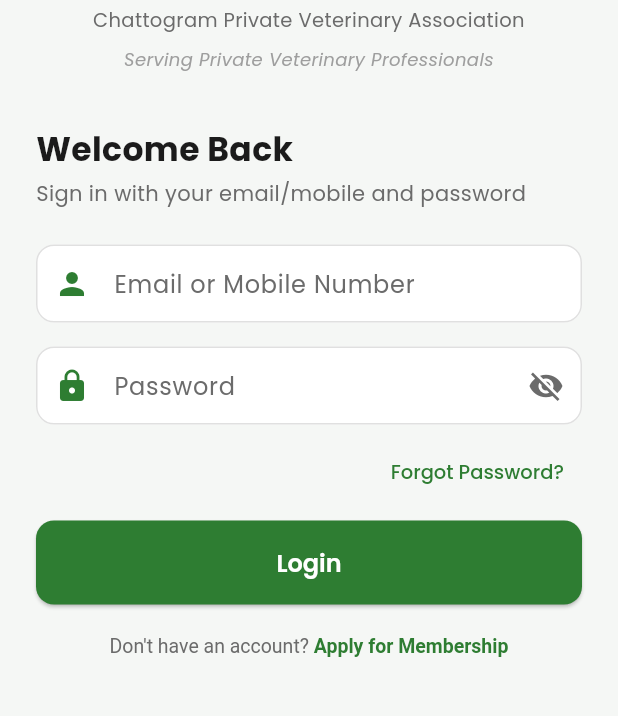
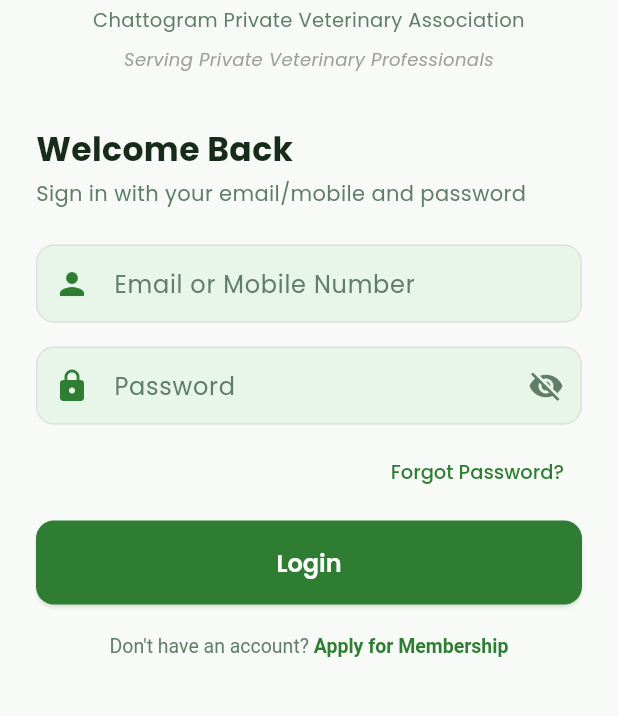
Before and after one commit to wasikhasan123-ui/CPVA-Web-app, a Flutter app: the screen it shows after launch, on a phone screen of 412 x 824 dp, the part 327-1043 px from its top. Run offline on Flutter 3.47's test engine with Material 3 defaults, Android fonts, the phone set to English and light mode, and no system bars; our stand-ins replace cloud_firestore, dartz, equatable, file_picker, firebase_auth, firebase_core and 9 more; accounts and stored records are empty.

Commit message:
ui: global color grading and theme polish

```diff
--- a/lib/core/theme/app_colors.dart
+++ b/lib/core/theme/app_colors.dart
@@ -3,17 +3,17 @@ import 'package:flutter/material.dart';
 class AppColors {
   static const Color primary = Color(0xFF2E7D32);
   static const Color primaryDark = Color(0xFF1B5E20);
-  static const Color primaryLight = Color(0xFF4CAF50);
+  static const Color primaryLight = Color(0xFF43A047);
   static const Color secondary = Color(0xFF66BB6A);
-  static const Color accent = Color(0xFF81C784);
+  static const Color accent = Color(0xFFF9A825);
 
   static const Color white = Color(0xFFFFFFFF);
-  static const Color background = Color(0xFFF5F7F5);
+  static const Color background = Color(0xFFF7FAF7);
   static const Color surface = Color(0xFFFFFFFF);
   static const Color card = Color(0xFFFFFFFF);
 
-  static const Color textPrimary = Color(0xFF1B1B1B);
-  static const Color textSecondary = Color(0xFF6B6B6B);
+  static const Color textPrimary = Color(0xFF172B1A);
+  static const Color textSecondary = Color(0xFF607D68);
   static const Color textHint = Color(0xFF9E9E9E);
 
   static const Color success = Color(0xFF2E7D32);
@@ -24,15 +24,26 @@ class AppColors {
   static const Color border = Color(0xFFE0E0E0);
   static const Color divider = Color(0xFFEEEEEE);
 
+  static const Color goldAccent = Color(0xFFF9A825);
+  static const Color deepNavy = Color(0xFF102A43);
+  static const Color softGreen = Color(0xFFE8F5E9);
+  static const Color freshGreen = Color(0xFF43A047);
+
   static const LinearGradient primaryGradient = LinearGradient(
     begin: Alignment.topLeft,
     end: Alignment.bottomRight,
-    colors: [primary, primaryLight],
+    colors: [primaryDark, primary],
   );
 
   static const LinearGradient cardGradient = LinearGradient(
     begin: Alignment.topLeft,
     end: Alignment.bottomRight,
-    colors: [Color(0xFF2E7D32), Color(0xFF4CAF50)],
+    colors: [primaryDark, primary],
+  );
+
+  static const LinearGradient greenSoftGradient = LinearGradient(
+    begin: Alignment.topLeft,
+    end: Alignment.bottomRight,
+    colors: [softGreen, Color(0xFFF1F8E9)],
   );
 }
--- a/lib/core/theme/app_theme.dart
+++ b/lib/core/theme/app_theme.dart
@@ -67,6 +67,7 @@ class AppTheme {
         backgroundColor: AppColors.primary,
         foregroundColor: AppColors.white,
         elevation: 0,
+        scrolledUnderElevation: 1,
         centerTitle: true,
         titleTextStyle: GoogleFonts.poppins(
           fontSize: 18,
@@ -76,6 +77,22 @@ class AppTheme {
       ),
       elevatedButtonTheme: ElevatedButtonThemeData(
         style: ElevatedButton.styleFrom(
+          backgroundColor: AppColors.primary,
+          foregroundColor: AppColors.white,
+          padding: const EdgeInsets.symmetric(horizontal: 24, vertical: 14),
+          elevation: 1,
+          shadowColor: AppColors.primary.withValues(alpha: 0.3),
+          shape: RoundedRectangleBorder(
+            borderRadius: BorderRadius.circular(12),
+          ),
+          textStyle: GoogleFonts.poppins(
+            fontSize: 16,
+            fontWeight: FontWeight.w600,
+          ),
+        ),
+      ),
+      filledButtonTheme: FilledButtonThemeData(
+        style: FilledButton.styleFrom(
           backgroundColor: AppColors.primary,
           foregroundColor: AppColors.white,
           padding: const EdgeInsets.symmetric(horizontal: 24, vertical: 14),
@@ -96,6 +113,10 @@ class AppTheme {
           shape: RoundedRectangleBorder(
             borderRadius: BorderRadius.circular(12),
           ),
+          textStyle: GoogleFonts.poppins(
+            fontSize: 14,
+            fontWeight: FontWeight.w500,
+          ),
         ),
       ),
       textButtonTheme: TextButtonThemeData(
@@ -109,7 +130,7 @@ class AppTheme {
       ),
       inputDecorationTheme: InputDecorationTheme(
         filled: true,
-        fillColor: AppColors.white,
+        fillColor: AppColors.softGreen,
         contentPadding:
             const EdgeInsets.symmetric(horizontal: 16, vertical: 14),
         border: OutlineInputBorder(
@@ -128,16 +149,21 @@ class AppTheme {
           borderRadius: BorderRadius.circular(12),
           borderSide: const BorderSide(color: AppColors.error),
         ),
+        focusedErrorBorder: OutlineInputBorder(
+          borderRadius: BorderRadius.circular(12),
+          borderSide: const BorderSide(color: AppColors.error, width: 2),
+        ),
         labelStyle: GoogleFonts.poppins(color: AppColors.textSecondary),
         hintStyle: GoogleFonts.poppins(color: AppColors.textHint),
       ),
       cardTheme: CardThemeData(
         color: AppColors.card,
-        elevation: 2,
+        elevation: 1,
         shadowColor: Colors.black12,
         shape: RoundedRectangleBorder(
           borderRadius: BorderRadius.circular(16),
         ),
+        margin: const EdgeInsets.symmetric(horizontal: 16, vertical: 6),
       ),
       bottomNavigationBarTheme: const BottomNavigationBarThemeData(
         backgroundColor: AppColors.white,
@@ -145,6 +171,7 @@ class AppTheme {
         unselectedItemColor: AppColors.textHint,
         showUnselectedLabels: true,
         type: BottomNavigationBarType.fixed,
+        elevation: 8,
       ),
       dividerTheme: const DividerThemeData(
         color: AppColors.divider,
@@ -154,6 +181,47 @@ class AppTheme {
       floatingActionButtonTheme: const FloatingActionButtonThemeData(
         backgroundColor: AppColors.primary,
         foregroundColor: AppColors.white,
+        elevation: 4,
+        shape: CircleBorder(),
+      ),
+      snackBarTheme: SnackBarThemeData(
+        backgroundColor: AppColors.deepNavy,
+        contentTextStyle: GoogleFonts.poppins(
+          fontSize: 14,
+          color: AppColors.white,
+        ),
+        behavior: SnackBarBehavior.floating,
+        shape: RoundedRectangleBorder(
+          borderRadius: BorderRadius.circular(12),
+        ),
+      ),
+      tabBarTheme: TabBarThemeData(
+        labelColor: AppColors.white,
+        unselectedLabelColor: AppColors.white.withValues(alpha: 0.7),
+        indicatorColor: AppColors.white,
+        indicatorSize: TabBarIndicatorSize.tab,
+        labelStyle: GoogleFonts.poppins(
+          fontSize: 14,
+          fontWeight: FontWeight.w500,
+        ),
+        unselectedLabelStyle: GoogleFonts.poppins(
+          fontSize: 14,
+          fontWeight: FontWeight.w400,
+        ),
+      ),
+      dialogTheme: DialogThemeData(
+        shape: RoundedRectangleBorder(
+          borderRadius: BorderRadius.circular(16),
+        ),
+        titleTextStyle: GoogleFonts.poppins(
+          fontSize: 18,
+          fontWeight: FontWeight.w600,
+          color: AppColors.textPrimary,
+        ),
+      ),
+      progressIndicatorTheme: const ProgressIndicatorThemeData(
+        color: AppColors.primary,
+        linearTrackColor: AppColors.softGreen,
       ),
     );
   }
```
